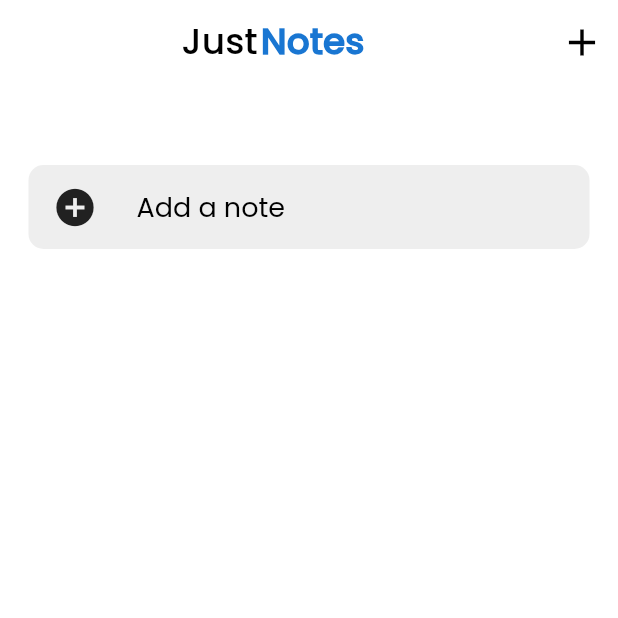
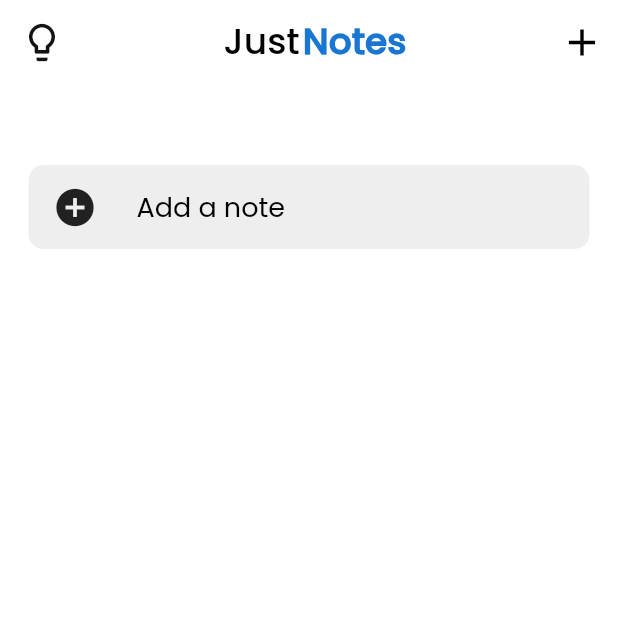
Before and after one commit to avirallakhanpaul/notes_flutter_app, a Flutter app: the screen it shows after launch, on a phone screen of 412 x 824 dp, the top half of it. Run offline on Flutter 3.47's test engine with Material 2 defaults, Android fonts, the light colour scheme and no system bars; our stand-ins replace fluttertoast, shared_preferences, sqflite; accounts and stored records are empty.

Commit message:
Added Theme Toggle for HomeScreen except Note Cards

```diff
--- a/lib/main.dart
+++ b/lib/main.dart
@@ -1,4 +1,5 @@
 import "package:flutter/material.dart";
+import 'package:notes_app/providers/theme_provider.dart';
 import "package:provider/provider.dart";
 
 import 'providers/note_provider.dart';
@@ -17,9 +18,19 @@ class MyApp extends StatelessWidget {
     return MultiProvider(
       providers: [
         ChangeNotifierProvider<NoteProvider>(create: (context) => NoteProvider(),),
+        ChangeNotifierProvider<ThemeProvider>(create: (context) => ThemeProvider(),),
+        ChangeNotifierProxyProvider<ThemeProvider, NoteProvider>(
+          create: (context) => NoteProvider(),
+          update: (ctx, theme, note) {
+            print("Proxy Theme Dark Mode: ${theme.isDarkTheme}");
+            print("Proxy Note Dark Theme: ${note.isDarkMode}");
+            return note..isDarkMode = theme.isDarkTheme;
+          },
+        ),
       ],
       child: MaterialApp(
         home: Home(),
+        debugShowCheckedModeBanner: false,
         routes: {
           HomeScreen.routeName: (ctx) => HomeScreen(),
           NoteScreen.routeName: (ctx) => NoteScreen(),
--- /dev/null
+++ b/lib/providers/theme_provider.dart
@@ -0,0 +1,77 @@
+import "package:flutter/material.dart";
+import 'package:shared_preferences/shared_preferences.dart';
+
+// class ThemeProvider with ChangeNotifier {
+
+//   bool isDarkThemeEnabled;
+
+//   Future<void> toggleAndSetTheme() async {
+
+//     isDarkThemeEnabled = !isDarkThemeEnabled;
+
+//     print("Toggled DarkTheme: $isDarkThemeEnabled");
+
+//     final sharedPref = await SharedPreferences.getInstance();
+//     await sharedPref.setBool("darkTheme", isDarkThemeEnabled);
+//     notifyListeners();
+//   }
+
+//   void initTheme() async {
+
+//     final sharedPref = await SharedPreferences.getInstance();
+//     final storedTheme = sharedPref.getBool("darkTheme");
+
+//     print("In Device Storage: $storedTheme");
+
+//     if(storedTheme == null) {
+//       isDarkThemeEnabled = false;
+//     } else {
+//       isDarkThemeEnabled = storedTheme;
+//     }
+
+//     print("isDarkTheme: $isDarkThemeEnabled");
+
+//     // if(isDarkThemeEnabled) {
+//     //   return Future<bool>.value(true);
+//     // } else {
+//     //   return Future<bool>.value(false);
+//     // }
+//   }
+// }
+
+class ThemeProvider with ChangeNotifier {
+
+  SharedPreferences _prefs;
+  final key = "theme";
+  bool _isDarkTheme;
+
+  bool get isDarkTheme => _isDarkTheme;
+
+  ThemeProvider() {
+    _isDarkTheme = false;
+    _loadFromPrefs();
+  }
+
+  void toggleTheme() {
+    _isDarkTheme = !_isDarkTheme;
+    _savePref();
+    notifyListeners();
+  }
+
+  Future<void> _initPref() async {
+    if(_prefs == null) {
+      _prefs = await SharedPreferences.getInstance();
+    }
+  }
+
+  void _loadFromPrefs() async {
+    await _initPref();
+    _isDarkTheme = _prefs.getBool(key) ?? false; // if it is NULL then set it to false
+    notifyListeners();
+  }
+
+  void _savePref() async {
+    await _initPref();
+    _prefs.setBool(key, _isDarkTheme);
+  }
+}
--- a/lib/screens/home_screen/home_screen.dart
+++ b/lib/screens/home_screen/home_screen.dart
@@ -1,7 +1,9 @@
 import "package:flutter/material.dart";
 import 'package:notes_app/common_widgtes/delete_alert_dialog.dart';
 import 'package:notes_app/providers/note_provider.dart';
+import 'package:notes_app/providers/theme_provider.dart';
 import 'package:provider/provider.dart';
+import 'package:shared_preferences/shared_preferences.dart';
 
 import "./widgets/note_card.dart";
 import "./widgets/add_note_card.dart";
@@ -13,17 +15,42 @@ class HomeScreen extends StatelessWidget {
   @override
   Widget build(BuildContext context) {
 
+    // final themeProvider = Provider.of<ThemeProvider>(context, listen: false);
+
+    // await themeProvider.initTheme();
+    // final isDarkMode = themeProvider.isDarkThemeEnabled;
+
+    // void setHomeTheme() async {
+
+    //   await themeProvider.toggleAndSetTheme();
+    //   setState(() {
+    //     isDarkMode = themeProvider.isDarkThemeEnabled;
+    //   });
+    // }
+
+    // isDarkMode = context.watch<ThemeProvider>().isDarkThemeEnabled;
+
+    // isDarkMode = Provider.of<ThemeProvider>(context).getTheme();
+
+    // print("Home Screen: $isDarkMode");
+
+    return Consumer<ThemeProvider>(
+      builder: (ctx, theme, _) {
         return Scaffold(
           appBar: AppBar(
-        backgroundColor: Colors.white,
+            backgroundColor: theme.isDarkTheme
+            ? Color(0xFF121212)
+            : Colors.white,
             title: Row(
               mainAxisAlignment: MainAxisAlignment.center,
               children: <Widget>[
-            const Text("Just",
+                Text("Just",
                   style: TextStyle(
                     fontSize: 24,
                     fontFamily: "Poppins",
-                color: Colors.black,
+                    color: theme.isDarkTheme
+                    ? Colors.white
+                    : Colors.black,
                   ),
                 ),
                 SizedBox(
@@ -35,17 +62,33 @@ class HomeScreen extends StatelessWidget {
                     fontFamily: "Poppins",
                     fontWeight: FontWeight.w700,
                     fontSize: 24,
-                color: Colors.blue.shade700,
+                    color: theme.isDarkTheme
+                    ? Color(0xFF42A5F5)
+                    : Colors.blue.shade700,
                   ),
                 ),
               ],
+            ),
+            leading: IconButton(
+              icon: Icon(
+                theme.isDarkTheme
+                ? Icons.lightbulb
+                : Icons.lightbulb_outline,
+                size: 30,
+                color: theme.isDarkTheme
+                ? Colors.white
+                : Color(0xFF121212),
+              ),
+              onPressed: () => theme.toggleTheme(),
             ),
             actions: [
               IconButton(
                 icon: Icon(
                   Icons.add,
                   size: 30,
-              color: Colors.black,
+                  color: theme.isDarkTheme
+                  ? Colors.white
+                  : Colors.black,
                 ),
                 onPressed: () {
                   Provider.of<NoteProvider>(context, listen: false).addNote(context: context);
@@ -55,7 +98,9 @@ class HomeScreen extends StatelessWidget {
             centerTitle: true,
             elevation: 0,
           ),
-      backgroundColor: Colors.white,
+          backgroundColor: theme.isDarkTheme == true
+            ? Color(0xFF121212)
+            : Colors.white,
           body: Builder(
             builder: (ctx) {
               return SingleChildScrollView(
@@ -176,4 +221,6 @@ class HomeScreen extends StatelessWidget {
           ),
         );
       }
+    );
   }
+}
--- a/lib/screens/home_screen/widgets/add_note_card.dart
+++ b/lib/screens/home_screen/widgets/add_note_card.dart
@@ -1,7 +1,9 @@
 import "package:flutter/material.dart";
-import 'package:provider/provider.dart';
+import 'package:notes_app/providers/theme_provider.dart';
+import "package:provider/provider.dart";
 
-import '../../../providers/note_provider.dart';
+import "../../../providers/note_provider.dart";
+// import "../../../providers/theme_provider.dart";
 
 class AddNoteCard extends StatelessWidget {
 
@@ -15,11 +17,15 @@ class AddNoteCard extends StatelessWidget {
         SizedBox(
           height: 10,
         ),
-        Card(
+        Consumer<ThemeProvider>(
+          builder: (ctx, theme, child) {
+            return Card(
               shape: RoundedRectangleBorder(
                 borderRadius: BorderRadius.circular(10),
               ),
-          color: Colors.grey.shade200,
+              color: theme.isDarkTheme
+              ? Colors.white.withOpacity(0.2)
+              : Colors.grey.shade200,
               elevation: 0,
               child: ListTile(
                 shape: RoundedRectangleBorder(
@@ -27,7 +33,9 @@ class AddNoteCard extends StatelessWidget {
                 ),
                 leading: Icon(
                   Icons.add_circle,
-              color: Colors.grey.shade900,
+                  color: theme.isDarkTheme
+                  ? Colors.white
+                  : Colors.grey.shade900,
                   size: 30,
                 ),
                 title: Text(
@@ -35,11 +43,17 @@ class AddNoteCard extends StatelessWidget {
                   style: TextStyle(
                     fontSize: 18,
                     fontFamily: "Poppins",
-                color: Colors.black,
+                    color: theme.isDarkTheme
+                    ? Colors.white
+                    : Colors.black,
                   ),
                 ),
-            onTap: () => noteProvider.addNote(context: context),
+                onTap: () {
+                  noteProvider.addNote(context: context);
+                },
               ),
+            );
+          }
         ),
       ],
     );
--- a/lib/screens/home_screen/widgets/note_card.dart
+++ b/lib/screens/home_screen/widgets/note_card.dart
@@ -18,6 +18,9 @@ class NoteCard extends StatelessWidget {
 
     final noteId = noteProvider.items[index].id;
     final note = noteProvider.getNoteById(noteId);
+
+    // print(noteId);
+    // print(note);
 
     return Card(
       key: Key(index.toString()),
--- a/pubspec.yaml
+++ b/pubspec.yaml
@@ -24,8 +24,10 @@ dependencies:
   flutter:
     sdk: flutter
   cupertino_icons: ^1.0.0
+  flutter_svg: ^0.18.0
   fluttertoast: ^7.1.6
   provider: ^4.3.3
+  shared_preferences: ^0.5.12+4
   sqflite: ^1.3.2+2
 
 dev_dependencies:
```
Also changed, not shown: lib/providers/note_provider.dart (+16 -9 lines), lib/screens/note_screen/note_screen.dart (+5 -2 lines). Lines whose indentation alone changed are shown as unchanged.
